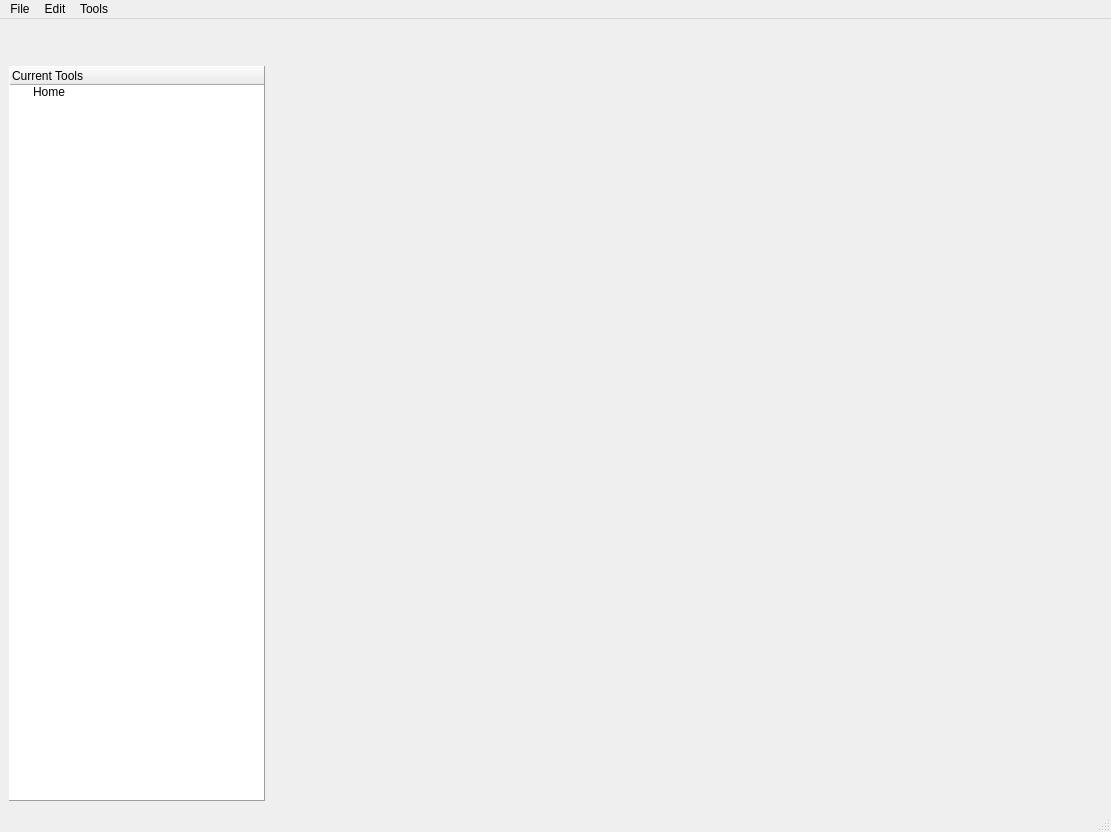
First picture: the form in mainwindow.ui, repository ganelonhb/QDMSuite, before the edit.
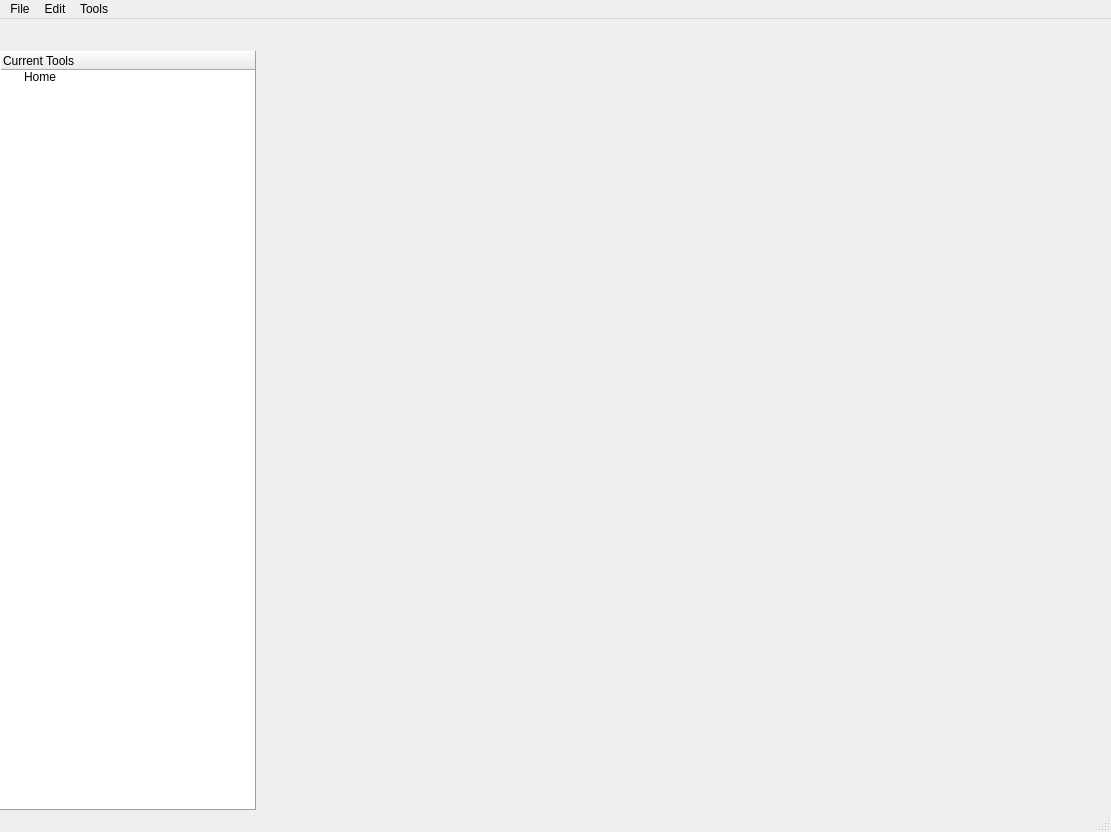
Second picture: the form after the edit. Icons and pictures are not drawn. Custom widgets are drawn as their Qt base class.

```diff
--- a/mainwindow.ui
+++ b/mainwindow.ui
@@ -25,10 +25,31 @@
   </property>
   <widget class="QWidget" name="centralwidget">
    <layout class="QGridLayout" name="gridLayout">
+    <property name="leftMargin">
+     <number>0</number>
+    </property>
+    <property name="topMargin">
+     <number>0</number>
+    </property>
+    <property name="rightMargin">
+     <number>0</number>
+    </property>
+    <property name="bottomMargin">
+     <number>0</number>
+    </property>
+    <property name="spacing">
+     <number>0</number>
+    </property>
     <item row="1" column="1">
      <layout class="QVBoxLayout" name="verticalLayout">
+      <property name="spacing">
+       <number>0</number>
+      </property>
       <item>
        <layout class="QHBoxLayout" name="horizontalLayout_5">
+        <property name="spacing">
+         <number>0</number>
+        </property>
         <item>
          <widget class="SplitTabsWidget" name="splitTabWidget" native="true">
           <property name="sizePolicy">
@@ -42,6 +63,9 @@
         </item>
         <item>
          <layout class="QVBoxLayout" name="tabSplitButtonLayout">
+          <property name="spacing">
+           <number>0</number>
+          </property>
           <item>
            <widget class="ClickMenuPushButton" name="splitTabPushButton">
             <property name="text">
@@ -77,6 +101,29 @@
     </item>
     <item row="0" column="0" colspan="3">
      <layout class="QHBoxLayout" name="horizontalLayout">
+      <property name="spacing">
+       <number>0</number>
+      </property>
+      <item>
+       <widget class="ContextMenuPushButton" name="markdownEditor">
+        <property name="text">
+         <string/>
+        </property>
+        <property name="icon">
+         <iconset resource="res.qrc">
+          <normaloff>:/ui/icons/symbolic-dark/editor.svg</normaloff>:/ui/icons/symbolic-dark/editor.svg</iconset>
+        </property>
+        <property name="iconSize">
+         <size>
+          <width>24</width>
+          <height>24</height>
+         </size>
+        </property>
+        <property name="flat">
+         <bool>true</bool>
+        </property>
+       </widget>
+      </item>
       <item>
        <widget class="ContextMenuPushButton" name="diceRollerToolButton">
         <property name="sizePolicy">
```
